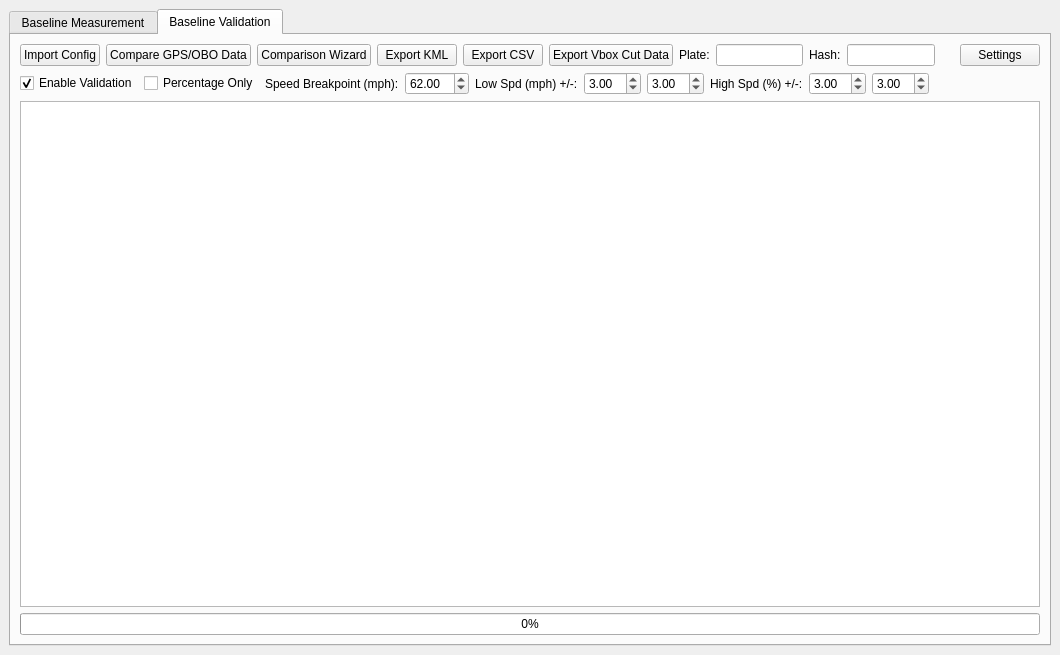
This is ui/neology_average_speed.ui in dyarrow/AverageSpeed as Qt 5 draws it before an edit. The edited form follows.
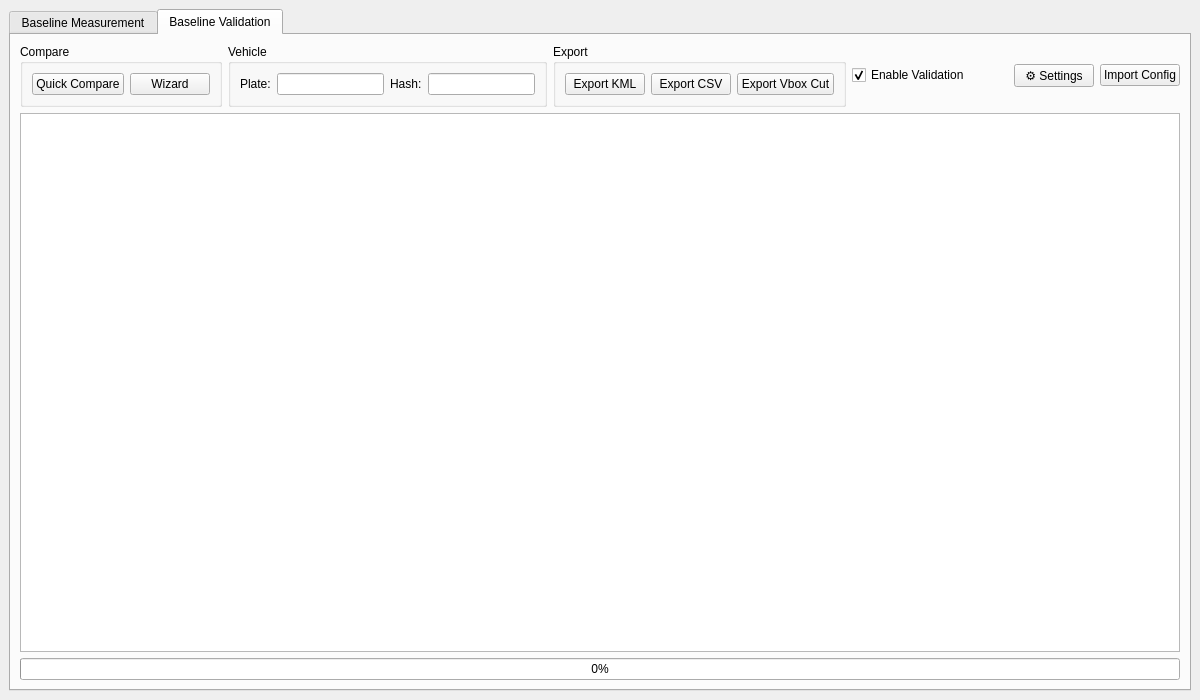
This is the edited form.

Commit message: moved validation to settings Added obo file validation

```diff
--- a/ui/neology_average_speed.ui
+++ b/ui/neology_average_speed.ui
@@ -6,8 +6,8 @@
    <rect>
     <x>0</x>
     <y>0</y>
-    <width>1060</width>
-    <height>655</height>
+    <width>1200</width>
+    <height>700</height>
    </rect>
   </property>
   <property name="windowTitle">
@@ -119,91 +119,42 @@
         <item>
          <layout class="QHBoxLayout" name="horizontalLayout_3">
           <item>
-           <widget class="QPushButton" name="btn_import_config_file">
-            <property name="text">
-             <string>Import Config</string>
-            </property>
+           <widget class="QGroupBox" name="grp_compare">
+            <property name="title"><string>Compare</string></property>
+            <property name="flat"><bool>false</bool></property>
+            <layout class="QHBoxLayout" name="hl_compare">
+             <item><widget class="QPushButton" name="btn_file_check"><property name="text"><string>Quick Compare</string></property><property name="toolTip"><string>Select GPS and OBO files directly and start comparison</string></property></widget></item>
+             <item><widget class="QPushButton" name="btn_wizard"><property name="text"><string>Wizard</string></property><property name="toolTip"><string>Step-by-step comparison wizard</string></property></widget></item>
+            </layout>
            </widget>
           </item>
+
+          <!-- Vehicle ID group -->
           <item>
-           <widget class="QPushButton" name="btn_file_check">
-            <property name="text">
-             <string>Compare GPS/OBO Data</string>
-            </property>
+           <widget class="QGroupBox" name="grp_vehicle">
+            <property name="title"><string>Vehicle</string></property>
+            <layout class="QHBoxLayout" name="hl_vehicle">
+             <item><widget class="QLabel" name="label"><property name="text"><string>Plate:</string></property></widget></item>
+             <item><widget class="QLineEdit" name="line_plate"><property name="minimumWidth"><number>80</number></property></widget></item>
+             <item><widget class="QLabel" name="label_2"><property name="text"><string>Hash:</string></property></widget></item>
+             <item><widget class="QLineEdit" name="line_hash"><property name="minimumWidth"><number>80</number></property></widget></item>
+            </layout>
            </widget>
           </item>
+
+          <!-- Export group -->
           <item>
-           <widget class="QPushButton" name="btn_wizard">
-            <property name="text">
-             <string>Comparison Wizard</string>
-            </property>
+           <widget class="QGroupBox" name="grp_export">
+            <property name="title"><string>Export</string></property>
+            <layout class="QHBoxLayout" name="hl_export">
+             <item><widget class="QPushButton" name="btn_save_kml"><property name="text"><string>Export KML</string></property><property name="toolTip"><string>Export results as Google Earth KML file</string></property></widget></item>
+             <item><widget class="QPushButton" name="btn_export_validation_data"><property name="text"><string>Export CSV</string></property><property name="toolTip"><string>Export validation results as CSV and XLSX</string></property></widget></item>
+             <item><widget class="QPushButton" name="btn_export_vbox_cut"><property name="text"><string>Export Vbox Cut</string></property><property name="toolTip"><string>Export filtered Vbox GPS cut data as CSV</string></property></widget></item>
+            </layout>
            </widget>
           </item>
-          <item>
-           <widget class="QPushButton" name="btn_save_kml">
-            <property name="text">
-             <string>Export KML</string>
-            </property>
-           </widget>
-          </item>
-          <item>
-           <widget class="QPushButton" name="btn_export_validation_data">
-            <property name="text">
-             <string>Export CSV</string>
-            </property>
-           </widget>
-          </item>
-          <item>
-           <widget class="QPushButton" name="btn_export_vbox_cut">
-            <property name="text">
-             <string>Export Vbox Cut Data</string>
-            </property>
-           </widget>
-          </item>
-          <item>
-           <widget class="QLabel" name="label">
-            <property name="text">
-             <string>Plate:</string>
-            </property>
-           </widget>
-          </item>
-          <item>
-           <widget class="QLineEdit" name="line_plate"/>
-          </item>
-          <item>
-           <widget class="QLabel" name="label_2">
-            <property name="text">
-             <string>Hash:</string>
-            </property>
-           </widget>
-          </item>
-          <item>
-           <widget class="QLineEdit" name="line_hash"/>
-          </item>
-          <item>
-           <spacer name="horizontalSpacer_5">
-            <property name="orientation">
-             <enum>Qt::Horizontal</enum>
-            </property>
-            <property name="sizeHint" stdset="0">
-             <size>
-              <width>40</width>
-              <height>20</height>
-             </size>
-            </property>
-           </spacer>
-          </item>
-          <item>
-           <widget class="QPushButton" name="btn_settings">
-            <property name="text">
-             <string>Settings</string>
-            </property>
-           </widget>
-          </item>
-         </layout>
-        </item>
-        <item>
-         <layout class="QHBoxLayout" name="horizontalLayout_validation">
+
+          <!-- Validation toggle -->
           <item>
            <widget class="QCheckBox" name="chk_validation_enabled">
             <property name="text">
@@ -214,94 +165,19 @@
             </property>
            </widget>
           </item>
+
+          <!-- Spacer -->
+          <item><spacer name="horizontalSpacer_5"><property name="orientation"><enum>Qt::Horizontal</enum></property><property name="sizeHint" stdset="0"><size><width>40</width><height>20</height></size></property></spacer></item>
+
+          <!-- Settings (far right) -->
           <item>
-           <widget class="QCheckBox" name="chk_pct_only">
-            <property name="text">
-             <string>Percentage Only</string>
-            </property>
-            <property name="toolTip">
-             <string>When checked, use percentage thresholds for all speeds regardless of speed breakpoint</string>
-            </property>
+           <widget class="QPushButton" name="btn_settings">
+            <property name="text"><string>⚙ Settings</string></property>
+            <property name="toolTip"><string>Configure min satellites, time offset and leap seconds</string></property>
            </widget>
           </item>
-          <item>
-           <widget class="QLabel" name="label_speed_breakpoint">
-            <property name="text">
-             <string>Speed Breakpoint (mph):</string>
-            </property>
-           </widget>
-          </item>
-          <item>
-           <widget class="QDoubleSpinBox" name="spin_speed_breakpoint">
-            <property name="minimum"><double>0.000000</double></property>
-            <property name="maximum"><double>200.000000</double></property>
-            <property name="singleStep"><double>1.000000</double></property>
-            <property name="value"><double>62.000000</double></property>
-           </widget>
-          </item>
-          <item>
-           <widget class="QLabel" name="label_threshold_low">
-            <property name="text">
-             <string>Low Spd (mph) +/-:</string>
-            </property>
-           </widget>
-          </item>
-          <item>
-           <widget class="QDoubleSpinBox" name="spin_threshold_low_pos">
-            <property name="toolTip"><string>Low speed positive tolerance (mph)</string></property>
-            <property name="minimum"><double>0.000000</double></property>
-            <property name="maximum"><double>20.000000</double></property>
-            <property name="singleStep"><double>0.500000</double></property>
-            <property name="value"><double>3.000000</double></property>
-           </widget>
-          </item>
-          <item>
-           <widget class="QDoubleSpinBox" name="spin_threshold_low_neg">
-            <property name="toolTip"><string>Low speed negative tolerance (mph)</string></property>
-            <property name="minimum"><double>0.000000</double></property>
-            <property name="maximum"><double>20.000000</double></property>
-            <property name="singleStep"><double>0.500000</double></property>
-            <property name="value"><double>3.000000</double></property>
-           </widget>
-          </item>
-          <item>
-           <widget class="QLabel" name="label_threshold_high">
-            <property name="text">
-             <string>High Spd (%) +/-:</string>
-            </property>
-           </widget>
-          </item>
-          <item>
-           <widget class="QDoubleSpinBox" name="spin_threshold_high_pos">
-            <property name="toolTip"><string>High speed positive tolerance (%)</string></property>
-            <property name="minimum"><double>0.000000</double></property>
-            <property name="maximum"><double>20.000000</double></property>
-            <property name="singleStep"><double>0.500000</double></property>
-            <property name="value"><double>3.000000</double></property>
-           </widget>
-          </item>
-          <item>
-           <widget class="QDoubleSpinBox" name="spin_threshold_high_neg">
-            <property name="toolTip"><string>High speed negative tolerance (%)</string></property>
-            <property name="minimum"><double>0.000000</double></property>
-            <property name="maximum"><double>20.000000</double></property>
-            <property name="singleStep"><double>0.500000</double></property>
-            <property name="value"><double>3.000000</double></property>
-           </widget>
-          </item>
-          <item>
-           <spacer name="horizontalSpacer_6">
-            <property name="orientation">
-             <enum>Qt::Horizontal</enum>
-            </property>
-            <property name="sizeHint" stdset="0">
-             <size>
-              <width>40</width>
-              <height>20</height>
-             </size>
-            </property>
-           </spacer>
-          </item>
+          <!-- Hidden -->
+          <item><widget class="QPushButton" name="btn_import_config_file"><property name="text"><string>Import Config</string></property><property name="visible"><bool>false</bool></property></widget></item>
          </layout>
         </item>
         <item>
```
Left out of the diff: 171 changed lines with no effect on the pictures. The commit also changes 6 other files.
